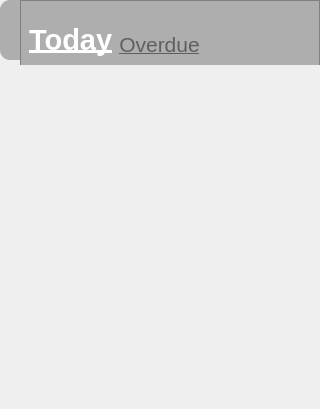
The window that gui/todoWidget.ui (WatsonJay/tomato_farm) describes before a commit, drawn with Qt 5.
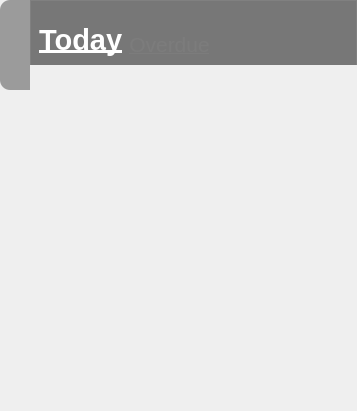
The same window after the commit. Icons and pictures are not drawn.

Diff of the .ui file:
```diff
--- a/gui/todoWidget.ui
+++ b/gui/todoWidget.ui
@@ -6,8 +6,8 @@
    <rect>
     <x>0</x>
     <y>0</y>
-    <width>320</width>
-    <height>409</height>
+    <width>357</width>
+    <height>411</height>
    </rect>
   </property>
   <property name="windowTitle">
@@ -44,19 +44,19 @@
       <widget class="QWidget" name="showHideWidget" native="true">
        <property name="minimumSize">
         <size>
-         <width>0</width>
-         <height>60</height>
+         <width>30</width>
+         <height>90</height>
         </size>
        </property>
        <property name="maximumSize">
         <size>
-         <width>16777215</width>
-         <height>60</height>
+         <width>30</width>
+         <height>90</height>
         </size>
        </property>
        <property name="styleSheet">
         <string notr="true">QWidget#showHideWidget{
-background:rgba(100, 100, 100, 120);
+background:rgba(86, 86, 86, 140);
 border-top-left-radius:10px;
 border-bottom-left-radius:10px;
 }</string>
@@ -76,6 +76,18 @@
         </property>
         <item>
          <widget class="QLabel" name="label">
+          <property name="minimumSize">
+           <size>
+            <width>20</width>
+            <height>20</height>
+           </size>
+          </property>
+          <property name="maximumSize">
+           <size>
+            <width>20</width>
+            <height>20</height>
+           </size>
+          </property>
           <property name="text">
            <string>&lt;html&gt;&lt;head/&gt;&lt;body&gt;&lt;p&gt;&lt;img src=&quot;:/icon/show.png&quot; height=&quot;20&quot; width=&quot;20&quot;/&gt;&lt;/p&gt;&lt;/body&gt;&lt;/html&gt;</string>
           </property>
@@ -114,7 +126,7 @@
        </property>
        <property name="styleSheet">
         <string notr="true">QWidget#windowBar{
-background:rgba(100, 100, 100, 120);
+background:rgba(86, 86, 86, 200);
 border-top:1px solid gray;
 border-right:1px solid gray;
 border-left:1px solid gray;
@@ -138,7 +150,7 @@
        </property>
        <property name="styleSheet">
         <string notr="true">QWidget#toolWidget{
-background:rgba(100, 100, 100, 120);
+background:rgba(86, 86, 86, 200);
 border-right:1px solid gray;
 border-left:1px solid gray;
 }</string>
@@ -190,7 +202,7 @@
            <string notr="true">#changeButton{
 	border:none;
 	margin-top:10px;
-	color: #5f5f5f;
+	color: rgb(124, 124, 124);
 }</string>
           </property>
           <property name="text">
```
Left out of the diff: 10 changed lines with no effect on the pictures.
